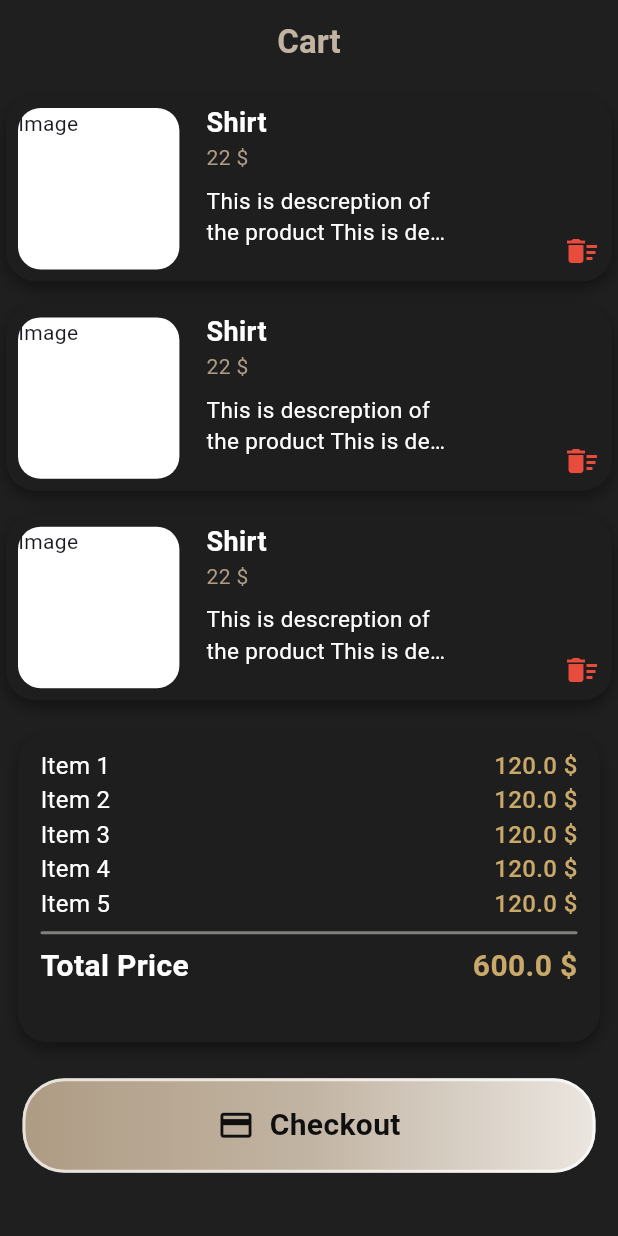
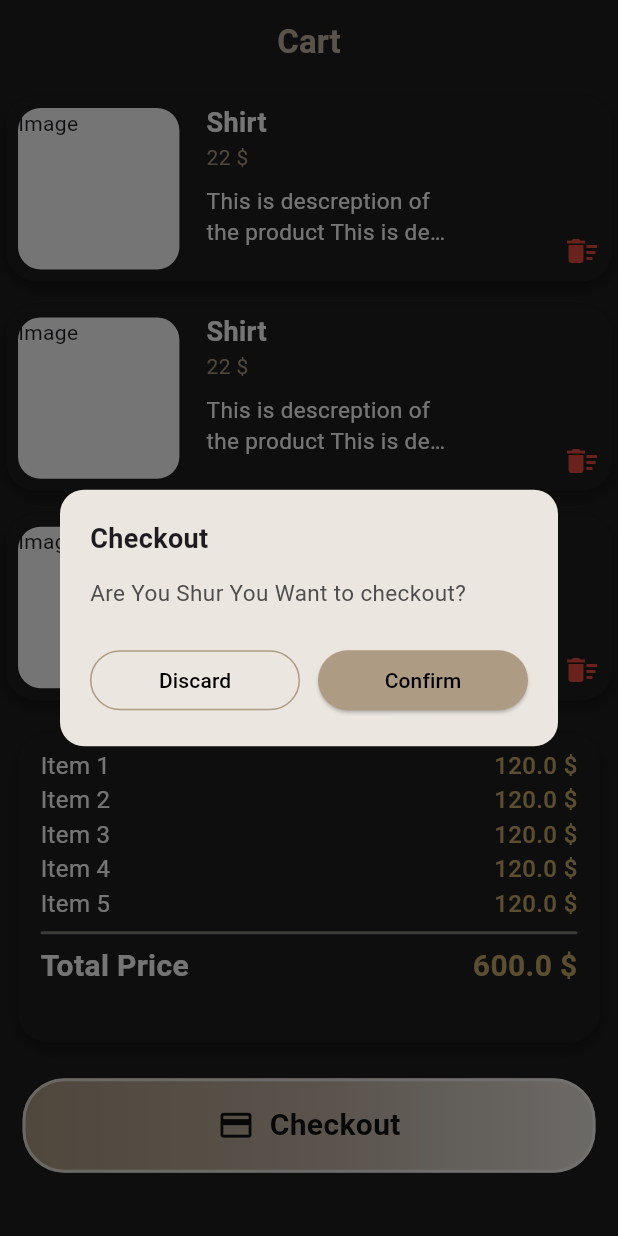
Before and after one commit to hamzaaagh/Style.loom, a Flutter app: the CartView screen opened directly, after a tap on "Checkout", on a phone screen of 412 x 824 dp. Run offline on Flutter 3.47's test engine with Material 3 defaults, Android fonts, the phone set to English and light mode, and no system bars; our stand-ins replace bloc, carousel_slider, dartz, dio, equatable, flutter_bloc and 3 more; network calls fail.

Commit message:
create show Dialog

```diff
--- /dev/null
+++ b/lib/core/Widgets/Confirm_Dialog.dart
@@ -0,0 +1,88 @@
+import 'package:flutter/material.dart';
+import 'package:style/core/Consts/color_consts.dart';
+
+class ConfirmDialog extends StatelessWidget {
+  final String title;
+  final String message;
+  final VoidCallback onConfirm;
+
+  const ConfirmDialog({
+    super.key,
+    required this.title,
+    required this.message,
+    required this.onConfirm,
+  });
+
+  @override
+  Widget build(BuildContext context) {
+    return Dialog(
+      backgroundColor: Consts.brown90,
+      shape: RoundedRectangleBorder(borderRadius: BorderRadius.circular(16)),
+      child: Padding(
+        padding: const EdgeInsets.all(20),
+        child: Column(
+          mainAxisSize: MainAxisSize.min,
+          crossAxisAlignment: CrossAxisAlignment.start,
+          children: [
+            Text(
+              title,
+              style: const TextStyle(fontSize: 18, fontWeight: FontWeight.bold),
+            ),
+            const SizedBox(height: 12),
+            Text(
+              message,
+              style: const TextStyle(fontSize: 15, color: Consts.black30),
+            ),
+            const SizedBox(height: 24),
+            Row(
+              children: [
+                Expanded(
+                  child: OutlinedButton(
+                    style: OutlinedButton.styleFrom(
+                      side: BorderSide(color: Consts.brown60),
+                    ),
+                    onPressed: () => Navigator.pop(context),
+                    child: const Text(
+                      'Discard',
+                      style: TextStyle(color: Colors.black),
+                    ),
+                  ),
+                ),
+                const SizedBox(width: 12),
+                Expanded(
+                  child: ElevatedButton(
+                    onPressed: () {
+                      Navigator.pop(context);
+                      onConfirm();
+                    },
+                    style: ElevatedButton.styleFrom(
+                      backgroundColor: Consts.brown60,
+                    ),
+                    child: const Text(
+                      'Confirm',
+                      style: TextStyle(color: Colors.black),
+                    ),
+                  ),
+                ),
+              ],
+            ),
+          ],
+        ),
+      ),
+    );
+  }
+}
+
+void showConfirmDialog({
+  required BuildContext context,
+  required String title,
+  required String message,
+  required VoidCallback onConfirm,
+}) {
+  showDialog(
+    context: context,
+    barrierDismissible: false,
+    builder: (_) =>
+        ConfirmDialog(title: title, message: message, onConfirm: onConfirm),
+  );
+}
--- a/lib/features/Cart/presentation/View/Widgets/Cart_View_Body.dart
+++ b/lib/features/Cart/presentation/View/Widgets/Cart_View_Body.dart
@@ -1,5 +1,6 @@
 import 'package:flutter/material.dart';
 import 'package:flutter/widgets.dart';
+import 'package:style/core/Widgets/Confirm_Dialog.dart';
 
 import 'package:style/core/Widgets/Custom_Bottom.dart';
 import 'package:style/features/Cart/presentation/View/Widgets/Cart_Summary.dart';
@@ -28,7 +29,14 @@ class CartViewBody extends StatelessWidget {
             padding: const EdgeInsets.symmetric(horizontal: 15, vertical: 10),
             child: CustomBottom(
               text: "Checkout",
-              onPressed: () {},
+              onPressed: () {
+                showConfirmDialog(
+                  context: context,
+                  title: "Checkout",
+                  message: "Are You Shur You Want to checkout?",
+                  onConfirm: () {},
+                );
+              },
               icon: Icons.payment_outlined,
             ),
           ),
--- a/lib/features/Cart/presentation/View/Widgets/Cart_View_Item.dart
+++ b/lib/features/Cart/presentation/View/Widgets/Cart_View_Item.dart
@@ -1,6 +1,7 @@
 import 'package:flutter/material.dart';
 import 'package:flutter/widgets.dart';
 import 'package:style/core/Consts/color_consts.dart';
+import 'package:style/core/Widgets/Confirm_Dialog.dart';
 
 class CartViewItem extends StatelessWidget {
   const CartViewItem({super.key});
@@ -90,7 +91,18 @@ class CartViewItem extends StatelessWidget {
                   crossAxisAlignment: CrossAxisAlignment.start,
                   children: [
                     Spacer(),
-                    Icon(Icons.delete_sweep, color: Color(0xFFE74C3C)),
+                    InkWell(
+                      onTap: () {
+                        showConfirmDialog(
+                          context: context,
+                          title: "Remove from cart",
+                          message:
+                              "Are You Shure You Want to Remove this Item from your cart?",
+                          onConfirm: () {},
+                        );
+                      },
+                      child: Icon(Icons.delete_sweep, color: Color(0xFFE74C3C)),
+                    ),
                   ],
                 ),
               ),
```
Also changed, not shown: lib/features/Favoraite/presentation/view/Widgets/Favoraite_list_view_item.dart (+32 -4 lines).
